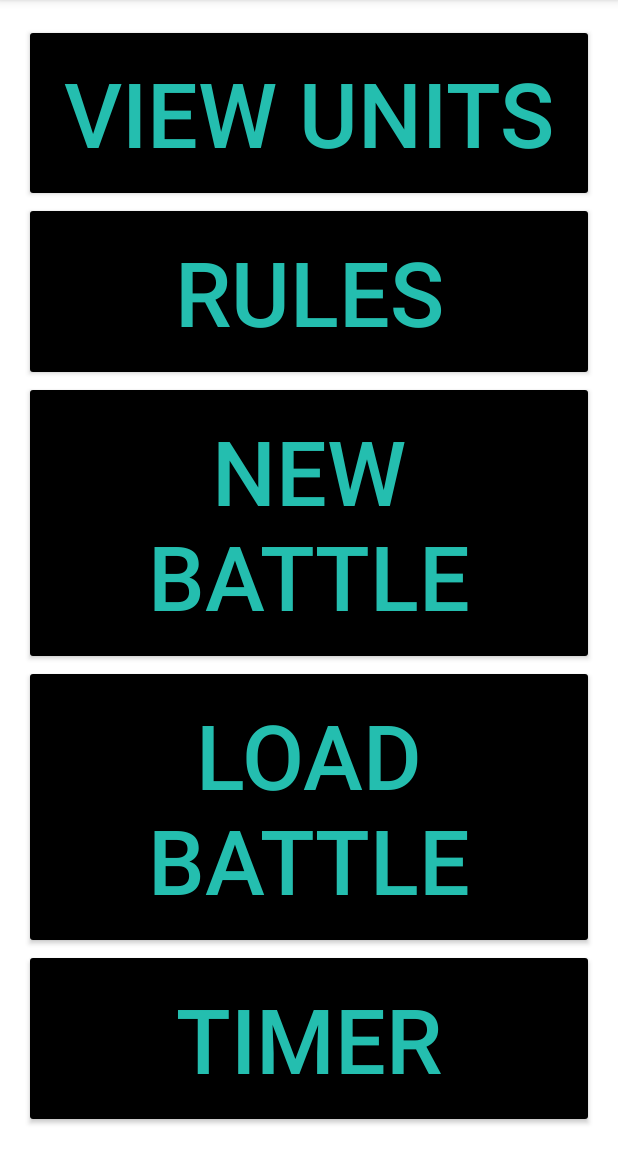
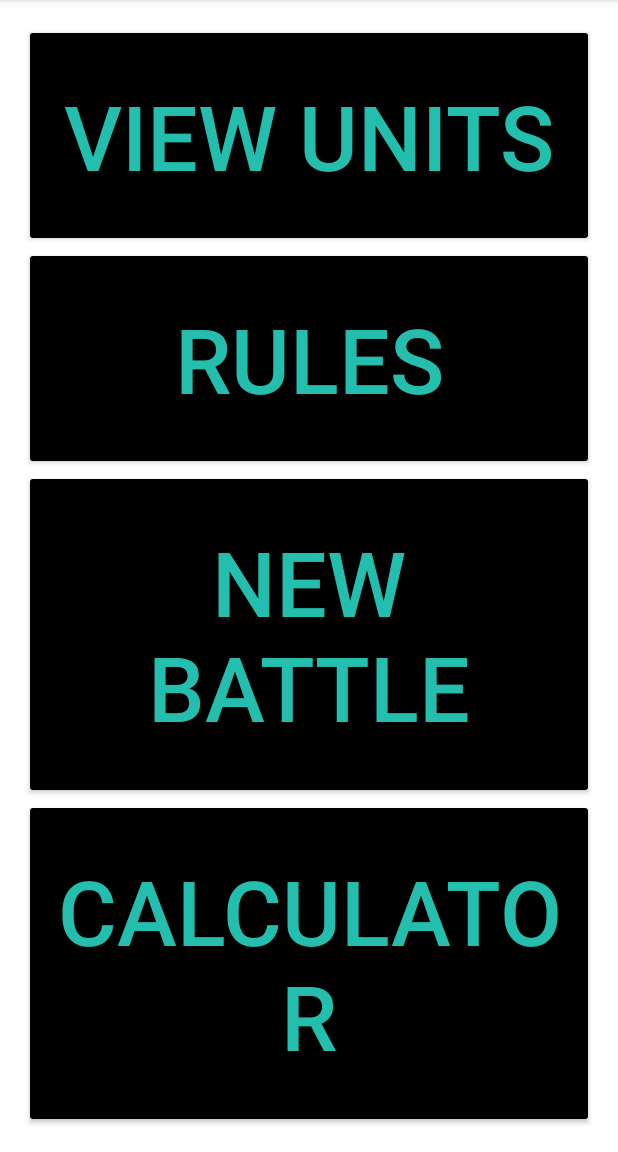
Before and after one commit to MattyJ007/AvatarCatan2.0, an Android app: the screen it shows after launch (ActivityMainMenu), on a phone screen of 412 x 824 dp, the part 84-1236 px from its top. Run offline under Robolectric (Android 15) with nearby library versions, the phone set to English and light mode, and no system bars.

Commit message:
fix accidental revert add calculator

```diff
--- a/AvatarCatan2.2/app/src/main/java/catan/avatar/matt/avatarcatan22/ActivityMainMenu.java
+++ b/AvatarCatan2.2/app/src/main/java/catan/avatar/matt/avatarcatan22/ActivityMainMenu.java
@@ -14,8 +14,9 @@ public class ActivityMainMenu extends AppCompatActivity {
         Button units = (Button) findViewById(R.id.button2);
         Button rules = (Button) findViewById(R.id.button3);
         Button newBattle = (Button) findViewById(R.id.button);
-        Button loadBattle = (Button) findViewById(R.id.button5);
-        Button timer = (Button) findViewById(R.id.button4);
+//        Button loadBattle = (Button) findViewById(R.id.button5);
+//        Button timer = (Button) findViewById(R.id.button4);
+        Button calculator = (Button) findViewById(R.id.calculator);
         units.setOnClickListener(new View.OnClickListener(){
             @Override
             public void onClick(View v) {
@@ -42,22 +43,30 @@ public class ActivityMainMenu extends AppCompatActivity {
                 startActivity(intent);
             }
         });
-        loadBattle.setOnClickListener(new View.OnClickListener(){
+        calculator.setOnClickListener(new View.OnClickListener(){
             @Override
             public void onClick(View v) {
-                DataProviderUnitList.getMainUnitsList().clear();
-                DataProviderUnitList.setUnitData();
-                Intent intent = new Intent(ActivityMainMenu.this, ActivityLoadBattle.class);
+                Intent intent = new Intent(ActivityMainMenu.this, ActivityCalculate.class);
                 startActivity(intent);
             }
         });
-        timer.setOnClickListener(new View.OnClickListener(){
-            @Override
-            public void onClick(View v) {
-                Intent intent = new Intent(ActivityMainMenu.this, ActivityTimer.class);
-                startActivity(intent);
-            }
-        });
+
+//        loadBattle.setOnClickListener(new View.OnClickListener(){
+//            @Override
+//            public void onClick(View v) {
+//                DataProviderUnitList.getMainUnitsList().clear();
+//                DataProviderUnitList.setUnitData();
+//                Intent intent = new Intent(ActivityMainMenu.this, ActivityLoadBattle.class);
+//                startActivity(intent);
+//            }
+//        });
+//        timer.setOnClickListener(new View.OnClickListener(){
+//            @Override
+//            public void onClick(View v) {
+//                Intent intent = new Intent(ActivityMainMenu.this, ActivityTimer.class);
+//                startActivity(intent);
+//            }
+//        });
         //**gets unit info sorted before anything needs it. Runs new thread.
     }
 }
--- a/AvatarCatan2.2/app/src/main/res/layout/activity_main_menu.xml
+++ b/AvatarCatan2.2/app/src/main/res/layout/activity_main_menu.xml
@@ -37,9 +37,9 @@
             android:id="@+id/button3"
             android:layout_gravity="center_horizontal|bottom"
             android:backgroundTint="#000000"
-            android:textSize="60dp"
             android:layout_weight="0.25"
-            android:textColor="#24beaf" />
+            android:textColor="#24beaf"
+            android:textSize="60sp" />
 
         <Button
             android:layout_width="match_parent"
@@ -48,30 +48,40 @@
             android:id="@+id/button"
             android:layout_gravity="center_horizontal|top"
             android:backgroundTint="#000000"
-            android:textSize="60dp"
             android:layout_weight="0.25"
-            android:textColor="#24beaf" />
+            android:textColor="#24beaf"
+            android:textSize="60sp" />
+
+        <!--<Button-->
+            <!--android:layout_width="match_parent"-->
+            <!--android:layout_height="wrap_content"-->
+            <!--android:text="Load Battle"-->
+            <!--android:id="@+id/button5"-->
+            <!--android:layout_gravity="center_horizontal|top"-->
+            <!--android:backgroundTint="#000000"-->
+            <!--android:layout_weight="0.25"-->
+            <!--android:textColor="#24beaf"-->
+            <!--android:textSize="60sp" />-->
+
+        <!--<Button-->
+            <!--android:layout_width="match_parent"-->
+            <!--android:layout_height="wrap_content"-->
+            <!--android:text="Timer"-->
+            <!--android:id="@+id/button4"-->
+            <!--android:layout_gravity="center_horizontal|top"-->
+            <!--android:backgroundTint="#000000"-->
+            <!--android:layout_weight="0.25"-->
+            <!--android:textColor="#24beaf"-->
+            <!--android:textSize="60sp" />-->
 
         <Button
+            android:text="Calculator"
             android:layout_width="match_parent"
             android:layout_height="wrap_content"
-            android:text="Load Battle"
-            android:id="@+id/button5"
-            android:layout_gravity="center_horizontal|top"
+            android:id="@+id/calculator"
+            android:layout_weight="0.25"
             android:backgroundTint="#000000"
-            android:textSize="60dp"
-            android:layout_weight="0.25"
-            android:textColor="#24beaf" />
-
-        <Button
-            android:layout_width="match_parent"
-            android:layout_height="wrap_content"
-            android:text="Timer"
-            android:id="@+id/button4"
-            android:layout_gravity="center_horizontal|top"
-            android:backgroundTint="#000000"
-            android:textSize="60dp"
-            android:layout_weight="0.25"
+            android:textSize="60sp"
             android:textColor="#24beaf" />
 
     </LinearLayout>
```
Also changed, not shown: AvatarCatan2.2/app/src/main/AndroidManifest.xml (+9 -0 lines), AvatarCatan2.2/app/src/main/java/catan/avatar/matt/avatarcatan22/ActivityCalculate.java (added, +83 -0 lines), AvatarCatan2.2/app/src/main/res/values/strings.xml (+1 -0 lines).
